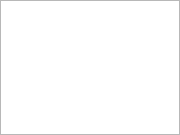
First picture: the form in Tools/QuickEd/UI/FindWidget.ui, repository xaoctech/dava.engine, before the edit.
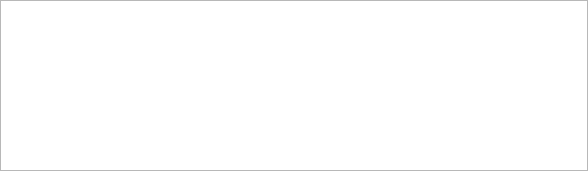
Second picture: the form after the edit.

```diff
--- a/Tools/QuickEd/UI/FindWidget.ui
+++ b/Tools/QuickEd/UI/FindWidget.ui
@@ -6,8 +6,8 @@
    <rect>
     <x>0</x>
     <y>0</y>
-    <width>180</width>
-    <height>135</height>
+    <width>588</width>
+    <height>171</height>
    </rect>
   </property>
   <property name="windowTitle">
```
